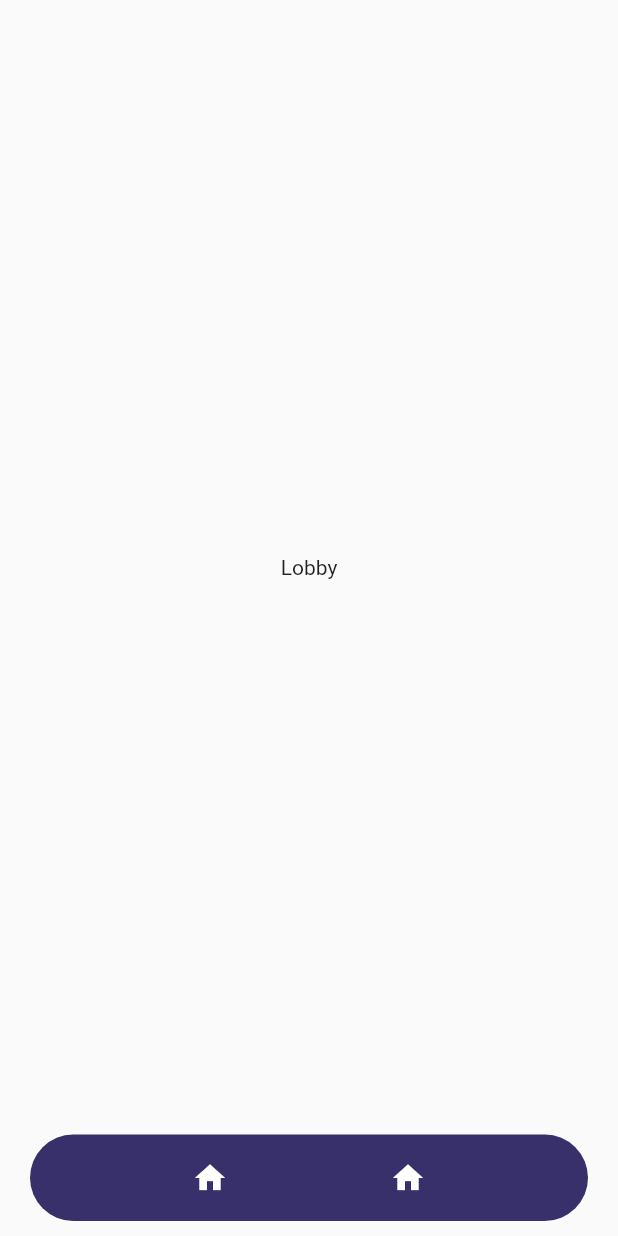
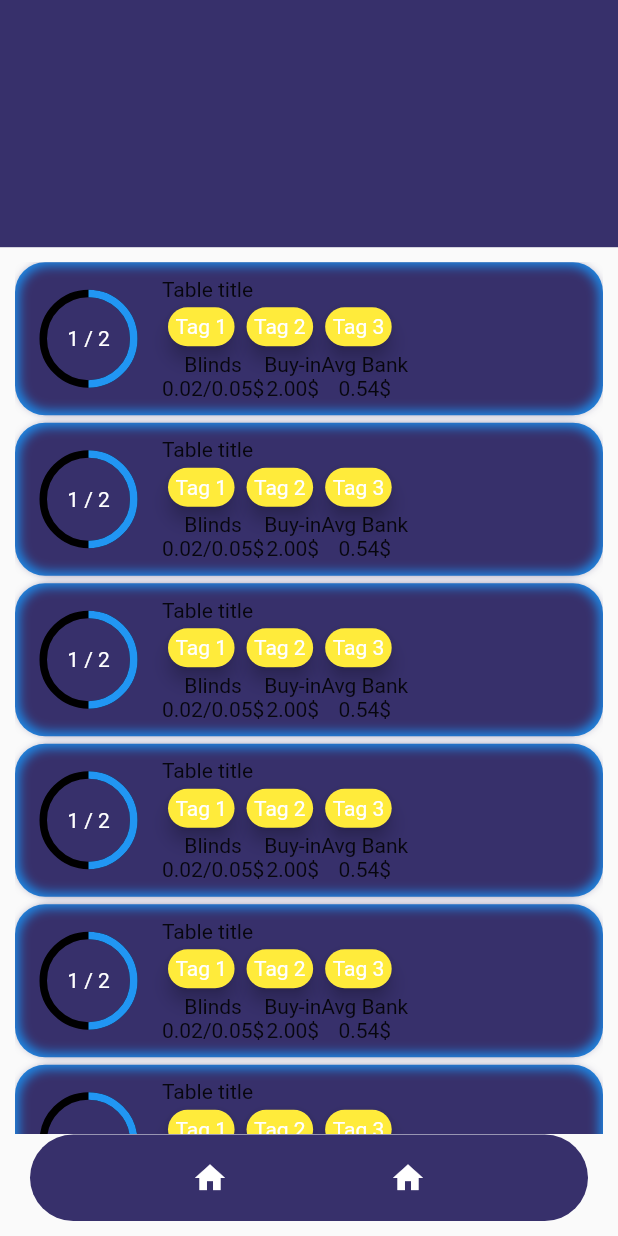
Before and after one commit to KidNeKit/Poker-Fish, a Flutter app: the NavigationScreen screen opened by its route, on a phone screen of 412 x 824 dp. Run offline on Flutter 3.47's test engine with Material 2 defaults, Android fonts, the phone set to English and light mode, and no system bars; drawn by our look-alikes of percent_indicator; our stand-ins replace equatable, firebase_auth, firebase_core, flutter_bloc; accounts and stored records are empty.

Commit message:
Implemented lobby listview

```diff
--- a/lib/view/cash_lobby_screen/cash_lobby_screen.dart
+++ b/lib/view/cash_lobby_screen/cash_lobby_screen.dart
@@ -1,12 +1,19 @@
 import 'package:flutter/material.dart';
+
+import 'components/game_filter.dart';
+import 'components/lobbies_listview.dart';
 
 class CashLobbyScreen extends StatelessWidget {
   const CashLobbyScreen({super.key});
 
   @override
   Widget build(BuildContext context) {
-    return const Center(
-      child: Text('Lobby'),
+    return Column(
+      children: const [
+        GameFilter(),
+        SizedBox(height: 10.0),
+        LobbiesListView(),
+      ],
     );
   }
 }
--- /dev/null
+++ b/lib/view/cash_lobby_screen/components/game_filter.dart
@@ -0,0 +1,14 @@
+import 'package:flutter/material.dart';
+
+class GameFilter extends StatelessWidget {
+  const GameFilter({super.key});
+
+  @override
+  Widget build(BuildContext context) {
+    return Container(
+      height: 0.2 * MediaQuery.of(context).size.height,
+      width: double.infinity,
+      color: Theme.of(context).primaryColor,
+    );
+  }
+}
--- /dev/null
+++ b/lib/view/cash_lobby_screen/components/lobbies_listview.dart
@@ -0,0 +1,121 @@
+import 'package:flutter/material.dart';
+import 'package:percent_indicator/circular_percent_indicator.dart';
+
+import '../../global_components/table_tag.dart';
+
+class LobbiesListView extends StatelessWidget {
+  const LobbiesListView({super.key});
+
+  @override
+  Widget build(BuildContext context) {
+    return Expanded(
+      child: Padding(
+        padding: const EdgeInsets.symmetric(horizontal: 10.0),
+        child: ListView.separated(
+          itemCount: 10,
+          itemBuilder: (context, index) => const LobbyItem(),
+          padding: EdgeInsets.zero,
+          separatorBuilder: (_, __) => const SizedBox(height: 5.0),
+        ),
+      ),
+    );
+  }
+}
+
+class LobbyItem extends StatelessWidget {
+  const LobbyItem({super.key});
+
+  @override
+  Widget build(BuildContext context) {
+    return Container(
+      decoration: BoxDecoration(
+        borderRadius: BorderRadius.circular(20.0),
+        boxShadow: [
+          BoxShadow(
+            color: Colors.blue[600]!,
+          ),
+          BoxShadow(
+            color: Theme.of(context).primaryColor,
+            spreadRadius: -3.0,
+            blurRadius: 5.0,
+          ),
+        ],
+      ),
+      child: LayoutBuilder(
+        builder: (ctx, constraints) {
+          var itemWidth = constraints.maxWidth;
+          var playersCircle = 1 / 4 * itemWidth;
+          var infoWidth = itemWidth - playersCircle;
+          return Row(
+            children: [
+              SizedBox(
+                height: playersCircle,
+                width: playersCircle,
+                child: Center(
+                  child: CircularPercentIndicator(
+                    radius: playersCircle / 3,
+                    backgroundColor: Colors.black,
+                    progressColor: Colors.blue,
+                    percent: 0.5,
+                    center: const Text(
+                      '1 / 2',
+                      style: TextStyle(color: Colors.white),
+                    ),
+                  ),
+                ),
+              ),
+              Container(
+                width: infoWidth,
+                padding: const EdgeInsets.symmetric(vertical: 10.0),
+                child: Column(
+                  crossAxisAlignment: CrossAxisAlignment.start,
+                  children: [
+                    const Text('Table title'),
+                    Row(
+                      children: const [
+                        TableTag(
+                          tag: 'Tag 1',
+                          backgroundColor: Colors.yellow,
+                        ),
+                        TableTag(
+                          tag: 'Tag 2',
+                          backgroundColor: Colors.yellow,
+                        ),
+                        TableTag(
+                          tag: 'Tag 3',
+                          backgroundColor: Colors.yellow,
+                        ),
+                      ],
+                    ),
+                    Row(
+                      children: [
+                        Column(
+                          children: const [
+                            Text('Blinds'),
+                            Text('0.02/0.05\$'),
+                          ],
+                        ),
+                        Column(
+                          children: const [
+                            Text('Buy-in'),
+                            Text('2.00\$'),
+                          ],
+                        ),
+                        Column(
+                          children: const [
+                            Text('Avg Bank'),
+                            Text('0.54\$'),
+                          ],
+                        ),
+                      ],
+                    ),
+                  ],
+                ),
+              ),
+            ],
+          );
+        },
+      ),
+    );
+  }
+}
--- /dev/null
+++ b/lib/view/global_components/table_tag.dart
@@ -0,0 +1,34 @@
+import 'package:flutter/material.dart';
+
+class TableTag extends StatelessWidget {
+  final String _tag;
+  final Color _backgroundColor;
+  final Color _color;
+
+  const TableTag(
+      {required String tag,
+      required Color backgroundColor,
+      Color color = Colors.white,
+      super.key})
+      : _tag = tag,
+        _backgroundColor = backgroundColor,
+        _color = color;
+
+  @override
+  Widget build(BuildContext context) {
+    return Card(
+      elevation: 5,
+      color: _backgroundColor,
+      shape: RoundedRectangleBorder(
+        borderRadius: BorderRadius.circular(30.0),
+      ),
+      child: Padding(
+        padding: const EdgeInsets.all(5.0),
+        child: Text(
+          _tag,
+          style: TextStyle(color: _color),
+        ),
+      ),
+    );
+  }
+}
--- a/pubspec.yaml
+++ b/pubspec.yaml
@@ -41,6 +41,7 @@ dependencies:
   firebase_core: ^2.7.1
   firebase_auth: ^4.2.10
   equatable: ^2.0.5
+  percent_indicator: ^4.2.3
 
 dev_dependencies:
   flutter_test:
```
Also changed, not shown: pubspec.lock.
